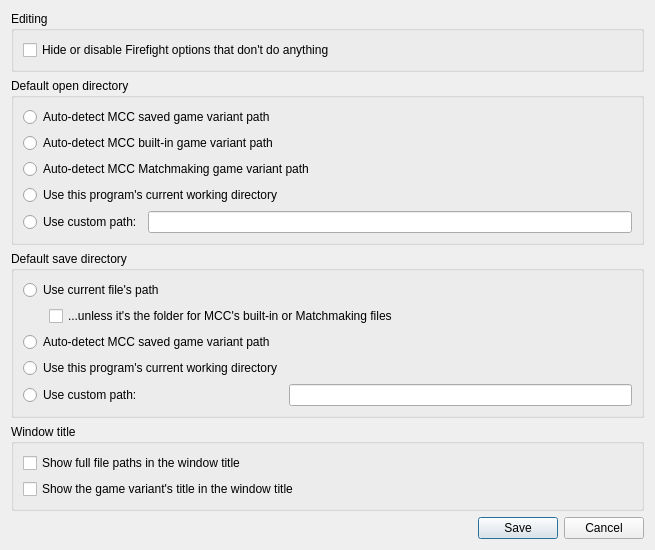
Qt form native/src/ReachVariantTool/ui/options_window.ui (DavidJCobb/ReachVariantEditor) before a commit.
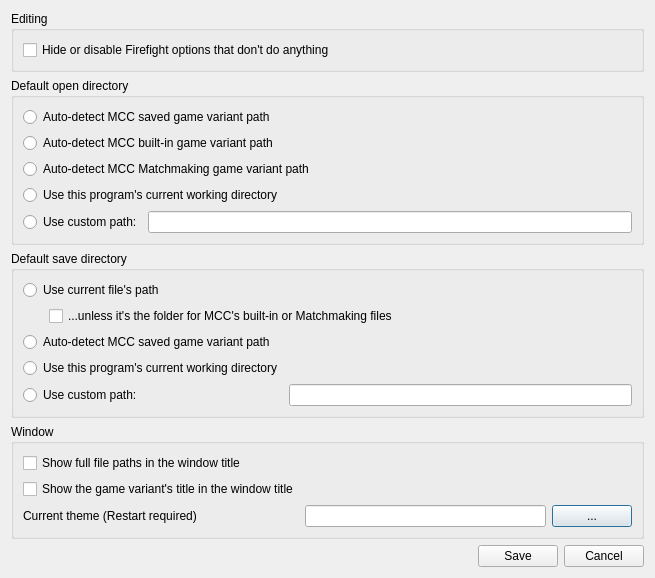
The same form after that commit.

Commit message: Theming support for Reach Variant Tool, and a few extra fixes. Options window was updated to support the selection of custom themes. Exit button actually works now, game category combo box on the multiplayer metadata page doesn't expand vertically anymore, and script window supports the maximize button (and therefore window snapping).

```diff
--- a/native/src/ReachVariantTool/ui/options_window.ui
+++ b/native/src/ReachVariantTool/ui/options_window.ui
@@ -6,8 +6,8 @@
    <rect>
     <x>0</x>
     <y>0</y>
-    <width>588</width>
-    <height>424</height>
+    <width>589</width>
+    <height>518</height>
    </rect>
   </property>
   <property name="windowTitle">
@@ -64,7 +64,7 @@
    <item row="3" column="0">
     <widget class="QGroupBox" name="groupBox">
      <property name="title">
-      <string>Window title</string>
+      <string>Window</string>
      </property>
      <layout class="QGridLayout" name="gridLayout_2">
       <item row="0" column="0">
@@ -74,6 +74,9 @@
         </property>
        </widget>
       </item>
+      <item row="3" column="1">
+       <widget class="QLineEdit" name="optionTheme"/>
+      </item>
       <item row="1" column="0">
        <widget class="QCheckBox" name="optionVariantNameInWindowTitle">
         <property name="text">
@@ -81,6 +84,26 @@
         </property>
        </widget>
       </item>
+      <item row="3" column="0">
+       <widget class="QLabel" name="label">
+        <property name="sizePolicy">
+         <sizepolicy hsizetype="Fixed" vsizetype="Fixed">
+          <horstretch>0</horstretch>
+          <verstretch>0</verstretch>
+         </sizepolicy>
+        </property>
+        <property name="text">
+         <string>Current theme (Restart required)</string>
+        </property>
+       </widget>
+      </item>
+      <item row="3" column="2">
+       <widget class="QPushButton" name="themeFileDialog">
+        <property name="text">
+         <string>...</string>
+        </property>
+       </widget>
+      </item>
      </layout>
     </widget>
    </item>
```
The commit also changes 7 other files.
